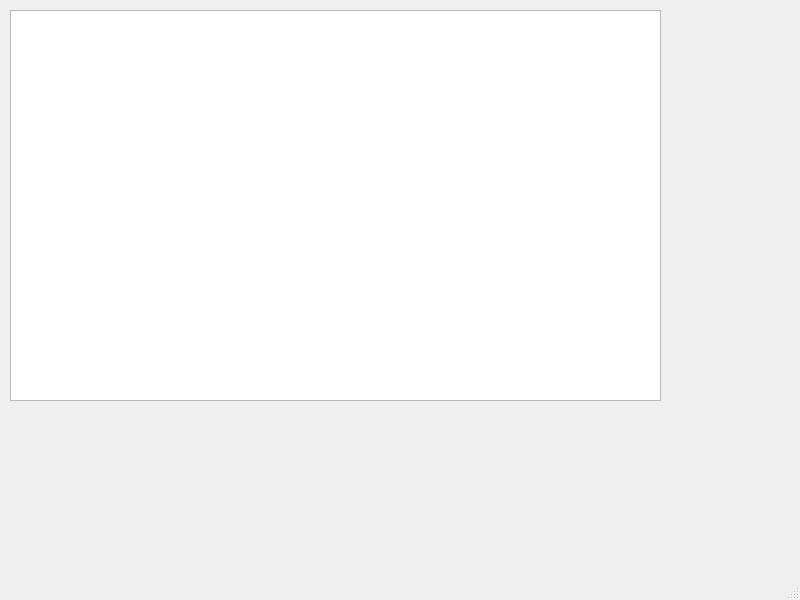
Qt form Notepad/notepad.ui (awesome121/QT_projects) before a commit.
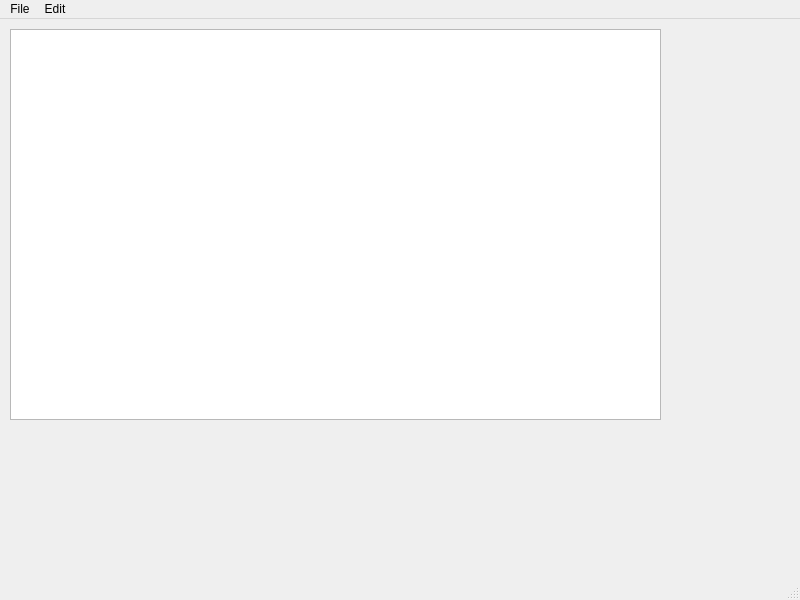
The same form after that commit.

Diff of the .ui file:
```diff
--- a/Notepad/notepad.ui
+++ b/Notepad/notepad.ui
@@ -34,6 +34,30 @@
      <height>24</height>
     </rect>
    </property>
+   <widget class="QMenu" name="menuNew">
+    <property name="title">
+     <string>File</string>
+    </property>
+    <addaction name="separator"/>
+    <addaction name="actionNew"/>
+    <addaction name="actionOpen"/>
+    <addaction name="actionSave"/>
+    <addaction name="actionSaveAs"/>
+    <addaction name="actionPrint"/>
+    <addaction name="actionExit"/>
+   </widget>
+   <widget class="QMenu" name="menuEdit">
+    <property name="title">
+     <string>Edit</string>
+    </property>
+    <addaction name="actionCopy"/>
+    <addaction name="actionPaste"/>
+    <addaction name="actionCut"/>
+    <addaction name="actionUndo"/>
+    <addaction name="actionRedo"/>
+   </widget>
+   <addaction name="menuNew"/>
+   <addaction name="menuEdit"/>
   </widget>
   <widget class="QStatusBar" name="statusbar"/>
   <action name="actionNew">
```
Left out of the diff: 69 changed lines with no effect on the pictures.
